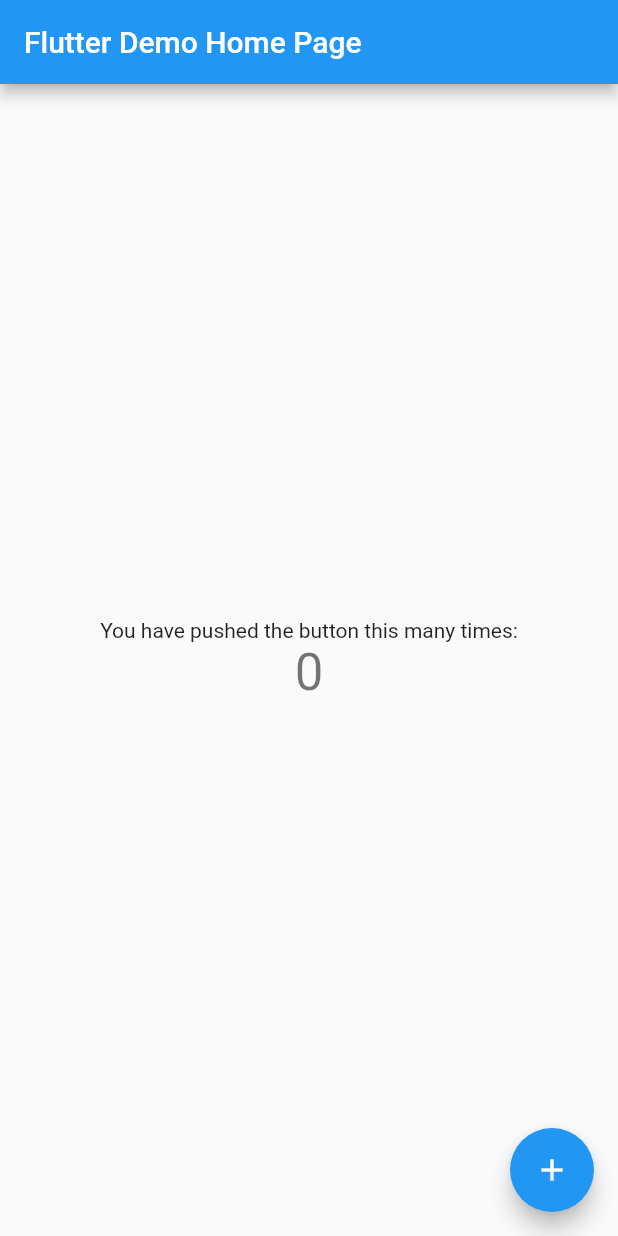
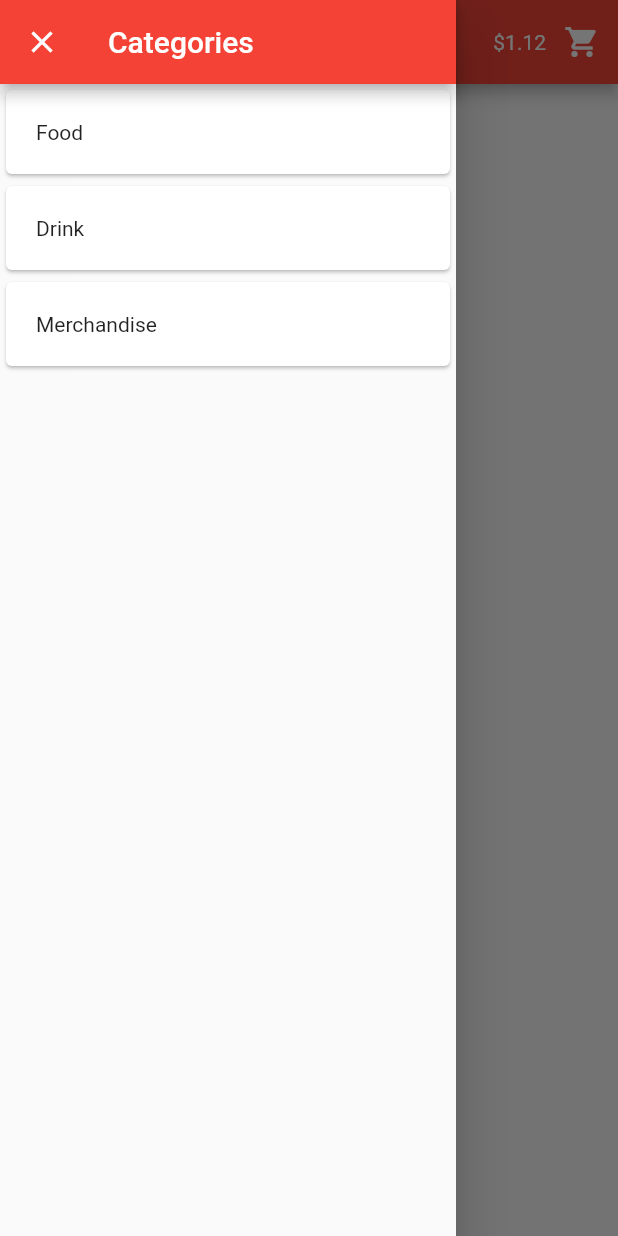
Before and after one commit to jacob-myers/NAPOS-Customer, a Flutter app: the screen it shows after launch, with the side drawer open (before the commit the screen has no drawer), on a phone screen of 412 x 824 dp. Run offline on Flutter 3.47's test engine with Material 2 defaults, Android fonts, the light colour scheme and no system bars.

Commit message:
Adding basic framework for the Menu screen. The default screen. App bar with hamburger menu, title, and shopping cart button. Hamburger button opens sidebar with categories.

```diff
--- a/lib/main.dart
+++ b/lib/main.dart
@@ -1,115 +1,22 @@
 import 'package:flutter/material.dart';
+import 'pages/menu.dart';
 
 void main() {
-  runApp(const MyApp());
+  runApp(const NaposCustomer());
 }
 
-class MyApp extends StatelessWidget {
-  const MyApp({super.key});
+class NaposCustomer extends StatelessWidget {
+  const NaposCustomer({super.key});
 
   // This widget is the root of your application.
   @override
   Widget build(BuildContext context) {
     return MaterialApp(
-      title: 'Flutter Demo',
+      title: 'Napos Customer',
       theme: ThemeData(
-        // This is the theme of your application.
-        //
-        // Try running your application with "flutter run". You'll see the
-        // application has a blue toolbar. Then, without quitting the app, try
-        // changing the primarySwatch below to Colors.green and then invoke
-        // "hot reload" (press "r" in the console where you ran "flutter run",
-        // or simply save your changes to "hot reload" in a Flutter IDE).
-        // Notice that the counter didn't reset back to zero; the application
-        // is not restarted.
-        primarySwatch: Colors.blue,
+        primarySwatch: Colors.red,
       ),
-      home: const MyHomePage(title: 'Flutter Demo Home Page'),
+      home: const MyMenu(title: 'Menu'), // Restaurant name will be here
     );
   }
 }
-
-class MyHomePage extends StatefulWidget {
-  const MyHomePage({super.key, required this.title});
-
-  // This widget is the home page of your application. It is stateful, meaning
-  // that it has a State object (defined below) that contains fields that affect
-  // how it looks.
-
-  // This class is the configuration for the state. It holds the values (in this
-  // case the title) provided by the parent (in this case the App widget) and
-  // used by the build method of the State. Fields in a Widget subclass are
-  // always marked "final".
-
-  final String title;
-
-  @override
-  State<MyHomePage> createState() => _MyHomePageState();
-}
-
-class _MyHomePageState extends State<MyHomePage> {
-  int _counter = 0;
-
-  void _incrementCounter() {
-    setState(() {
-      // This call to setState tells the Flutter framework that something has
-      // changed in this State, which causes it to rerun the build method below
-      // so that the display can reflect the updated values. If we changed
-      // _counter without calling setState(), then the build method would not be
-      // called again, and so nothing would appear to happen.
-      _counter++;
-    });
-  }
-
-  @override
-  Widget build(BuildContext context) {
-    // This method is rerun every time setState is called, for instance as done
-    // by the _incrementCounter method above.
-    //
-    // The Flutter framework has been optimized to make rerunning build methods
-    // fast, so that you can just rebuild anything that needs updating rather
-    // than having to individually change instances of widgets.
-    return Scaffold(
-      appBar: AppBar(
-        // Here we take the value from the MyHomePage object that was created by
-        // the App.build method, and use it to set our appbar title.
-        title: Text(widget.title),
-      ),
-      body: Center(
-        // Center is a layout widget. It takes a single child and positions it
-        // in the middle of the parent.
-        child: Column(
-          // Column is also a layout widget. It takes a list of children and
-          // arranges them vertically. By default, it sizes itself to fit its
-          // children horizontally, and tries to be as tall as its parent.
-          //
-          // Invoke "debug painting" (press "p" in the console, choose the
-          // "Toggle Debug Paint" action from the Flutter Inspector in Android
-          // Studio, or the "Toggle Debug Paint" command in Visual Studio Code)
-          // to see the wireframe for each widget.
-          //
-          // Column has various properties to control how it sizes itself and
-          // how it positions its children. Here we use mainAxisAlignment to
-          // center the children vertically; the main axis here is the vertical
-          // axis because Columns are vertical (the cross axis would be
-          // horizontal).
-          mainAxisAlignment: MainAxisAlignment.center,
-          children: <Widget>[
-            const Text(
-              'You have pushed the button this many times:',
-            ),
-            Text(
-              '$_counter',
-              style: Theme.of(context).textTheme.headline4,
-            ),
-          ],
-        ),
-      ),
-      floatingActionButton: FloatingActionButton(
-        onPressed: _incrementCounter,
-        tooltip: 'Increment',
-        child: const Icon(Icons.add),
-      ), // This trailing comma makes auto-formatting nicer for build methods.
-    );
-  }
-}
--- /dev/null
+++ b/lib/pages/menu.dart
@@ -0,0 +1,74 @@
+import 'package:flutter/material.dart';
+import '../widgets/sidebar.dart';
+
+// Using a drawer: https://api.flutter.dev/flutter/material/Scaffold/drawer.html
+// IconButton class: https://api.flutter.dev/flutter/material/IconButton-class.html
+// Icons: https://api.flutter.dev/flutter/material/Icons-class.html
+
+class MyMenu extends StatefulWidget {
+  const MyMenu({super.key, required this.title});
+
+  final String title;
+
+  @override
+  State<MyMenu> createState() => _MyMenuState();
+}
+
+class _MyMenuState extends State<MyMenu> {
+  final GlobalKey<ScaffoldState> _scaffoldKey = GlobalKey<ScaffoldState>();
+  int _counter = 0;
+
+  void _incrementCounter() {
+    setState(() {
+      // This call to setState tells the Flutter framework that something has
+      // changed in this State, which causes it to rerun the build method below
+      // so that the display can reflect the updated values. If we changed
+      // _counter without calling setState(), then the build method would not be
+      // called again, and so nothing would appear to happen.
+      _counter++;
+    });
+  }
+
+  void _openDrawer() {
+    _scaffoldKey.currentState!.openDrawer();
+  }
+
+  void _closeDrawer() {
+    Navigator.of(context).pop();
+  }
+
+  @override
+  Widget build(BuildContext context) {
+    return Scaffold(
+      key: _scaffoldKey,
+      appBar: AppBar(
+        leading: IconButton(
+          icon: const Icon(Icons.menu),
+          onPressed: _openDrawer
+        ),
+        title: Center(
+            child: Text(widget.title)
+        ),
+        actions: [
+          // Amount of money in cart (not implemented).
+          Container(
+            alignment: Alignment.center,
+            child: Text(
+              "\$1.12",
+              textAlign: TextAlign.center,
+            ),
+          ),
+
+          //Button to navigate to cart.
+          IconButton(
+            icon: Icon(Icons.shopping_cart),
+            onPressed: () {
+              // NAVIGATE TO CART
+            },
+          )
+        ],
+      ),
+      drawer: SideBar(),
+    );
+  }
+}
--- /dev/null
+++ b/lib/widgets/sidebar.dart
@@ -0,0 +1,72 @@
+import 'package:flutter/material.dart';
+
+// App bar documentation: https://api.flutter.dev/flutter/material/AppBar-class.html
+// Create a sidebar: https://oflutter.com/create-a-sidebar-menu-in-flutter/
+
+class SideBar extends StatefulWidget {
+  const SideBar({super.key});
+
+
+  @override
+  State<SideBar> createState() => _SideBar();
+}
+
+class _SideBar extends State<SideBar> {
+  void _closeDrawer() {
+    Navigator.of(context).pop();
+  }
+
+  @override
+  Widget build(BuildContext context) {
+    return Drawer(
+      child: Scaffold(
+        // Categories appBar
+        appBar: AppBar(
+          leading: IconButton(
+            icon: const Icon(Icons.close),
+            onPressed: _closeDrawer,
+          ),
+          title: const Text("Categories"),
+        ),
+        // Categories Body
+        body: ListView(
+          children: [
+            InkWell(
+              child: Card(
+                child: Padding(
+                  padding: EdgeInsets.all(20.0),
+                  child: Text("Food")
+                )
+              ),
+              onTap: () {
+
+              },
+            ),
+            InkWell(
+              child: Card(
+                  child: Padding(
+                      padding: EdgeInsets.all(20.0),
+                      child: Text("Drink")
+                  )
+              ),
+              onTap: () {
+
+              },
+            ),
+            InkWell(
+              child: Card(
+                  child: Padding(
+                      padding: EdgeInsets.all(20.0),
+                      child: Text("Merchandise")
+                  )
+              ),
+              onTap: () {
+
+              },
+            ),
+          ],
+        ),
+      )
+    );
+  }
+}
```
Also changed, not shown: 1 other file.
